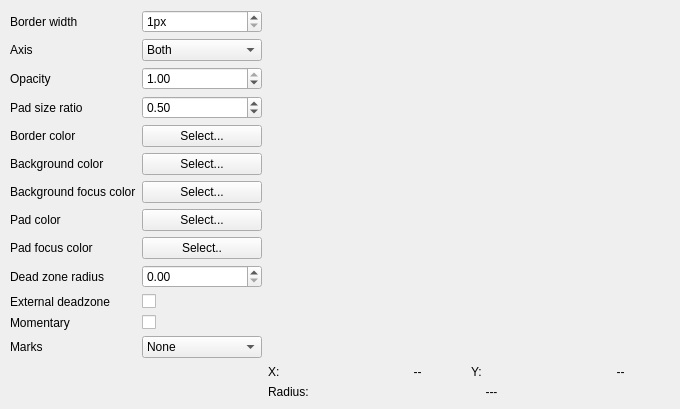
Qt form mainwindow.ui (weirdgyn/QVirtualPad) before a commit.
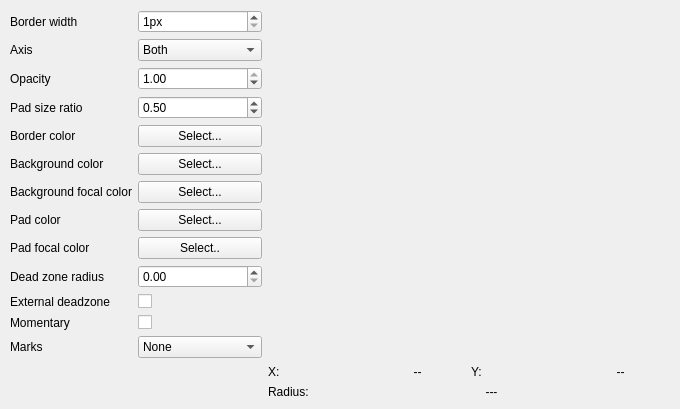
The same form after that commit. Custom widgets are drawn as their Qt base class.

Commit message: Focal points related properties renamed. Doxfile moved.

```diff
--- a/mainwindow.ui
+++ b/mainwindow.ui
@@ -149,7 +149,7 @@
        <item row="6" column="0">
         <widget class="QLabel" name="lblBackgroundSpotColor">
          <property name="text">
-          <string>Background focus color</string>
+          <string>Background focal color</string>
          </property>
         </widget>
        </item>
@@ -177,7 +177,7 @@
        <item row="8" column="0">
         <widget class="QLabel" name="lblPadFocusColor">
          <property name="text">
-          <string>Pad focus color</string>
+          <string>Pad focal color</string>
          </property>
         </widget>
        </item>
```
Left out of the diff: 16 changed lines with no effect on the pictures. The commit also changes 5 other files.
